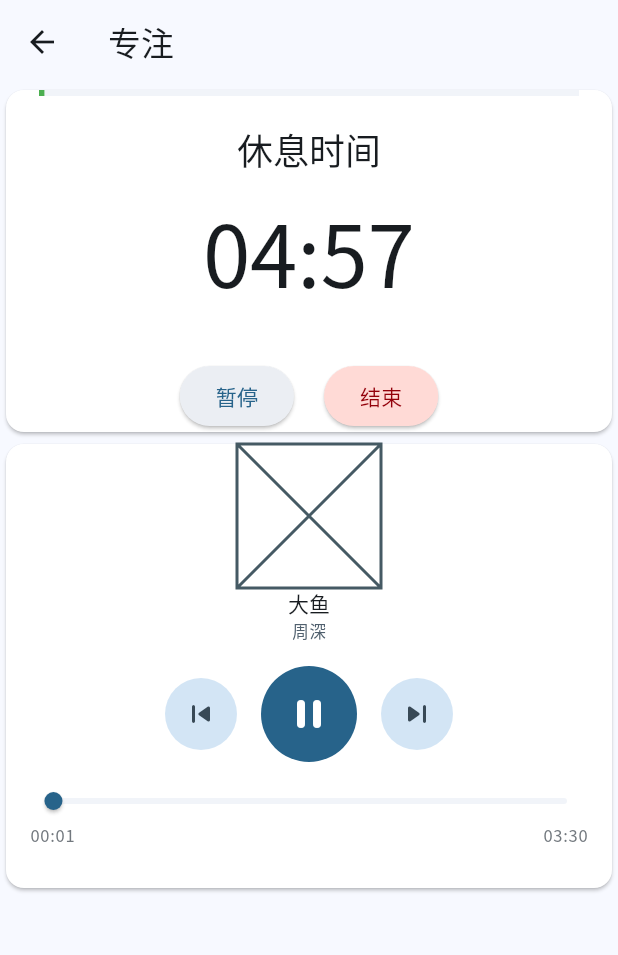
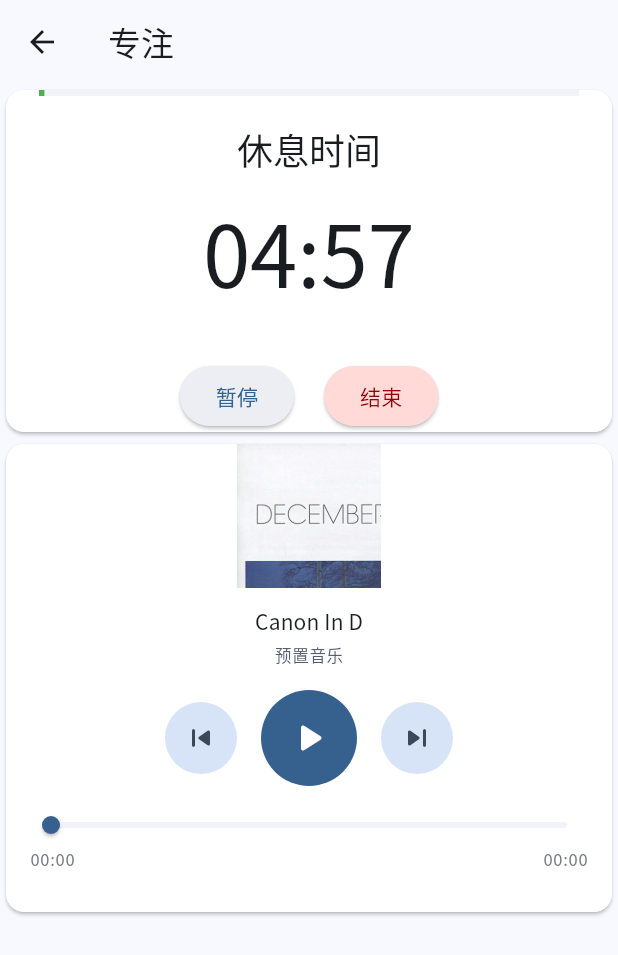
Before and after one commit to yjlc-pc/todo_and_clock, a Flutter app: the FocusPage screen opened directly with empty values, after a tap on the "skip previous" icon, after a tap on the "play arrow" icon, on a phone screen of 412 x 824 dp. Shown: the top 955 px of the screen. Run offline on Flutter 3.47's test engine with Material 3 defaults, Android fonts, the phone set to English and light mode, and no system bars; drawn by our look-alikes of dynamic_color; our stand-ins replace audioplayers, fl_chart, sqflite, sqflite_common_ffi; accounts and stored records are empty.

Commit message:
[fix]修复音频无声问题

```diff
--- /dev/null
+++ b/devtools_options.yaml
@@ -0,0 +1,3 @@
+description: This file stores settings for Dart & Flutter DevTools.
+documentation: https://docs.flutter.dev/tools/devtools/extensions#configure-extension-enablement-states
+extensions:
--- a/lib/models/song.dart
+++ b/lib/models/song.dart
@@ -1,3 +1,4 @@
+import 'dart:convert';
 import 'package:flutter/material.dart';
 
 class Song {
@@ -5,10 +6,52 @@ class Song {
     required this.title,
     required this.artist,
     required this.url,
-    required this.image,
+    required this.imagePath,
   });
-  String title;
-  String artist;
-  String url;
-  Image image;
+
+  final String title;
+  final String artist;
+  final String url;
+  final String imagePath;
+
+  Widget getImage({double width = 96, double height = 96}) {
+    if (imagePath.isEmpty) {
+      return Container(
+        width: width,
+        height: height,
+        color: Colors.grey[800],
+        child: const Icon(Icons.music_note, size: 48, color: Colors.white),
+      );
+    }
+    return Image.asset(
+      imagePath,
+      width: width,
+      height: height,
+      fit: BoxFit.cover,
+      errorBuilder: (context, error, stackTrace) {
+        return Container(
+          width: width,
+          height: height,
+          color: Colors.grey[800],
+          child: const Icon(Icons.music_note, size: 48, color: Colors.white),
+        );
+      },
+    );
+  }
+
+  factory Song.fromJson(Map<String, dynamic> json) {
+    return Song(
+      title: json['title'] as String? ?? '',
+      artist: json['artist'] as String? ?? '',
+      url: json['url'] as String? ?? '',
+      imagePath: json['image'] as String? ?? '',
+    );
+  }
+
+  static Future<List<Song>> loadSongsFromJson(String jsonString) async {
+    final List<dynamic> jsonList = json.decode(jsonString) as List<dynamic>;
+    return jsonList
+        .map((json) => Song.fromJson(json as Map<String, dynamic>))
+        .toList();
+  }
 }
--- a/lib/pages/foucs_page.dart
+++ b/lib/pages/foucs_page.dart
@@ -1,4 +1,5 @@
 import 'package:flutter/material.dart';
+import 'package:flutter/services.dart' show rootBundle;
 import 'package:provider/provider.dart';
 import 'package:todo_list_and_clock/models/song.dart';
 import 'package:todo_list_and_clock/widgets/pomodoro_timer.dart';
@@ -7,6 +8,7 @@ import '../providers/focus_provider.dart';
 import '../providers/music_provider.dart';
 import '../utils/screen_display.dart';
 
+/// 专注页面 - 包含番茄钟计时器和音乐播放器
 class FocusPage extends StatefulWidget {
   const FocusPage({
     super.key,
@@ -22,25 +24,28 @@ class FocusPage extends StatefulWidget {
 }
 
 class _FocusPageState extends State<FocusPage> {
+  bool _hasShownCompletionDialog = false;
+
   @override
   void initState() {
     super.initState();
-    // 初始化 FocusProvider
+    _initializeProviders();
+  }
+
+  /// 初始化 FocusProvider 和 MusicProvider
+  Future<void> _initializeProviders() async {
+    // 初始化专注计时器
     WidgetsBinding.instance.addPostFrameCallback((_) {
       final focusProvider = Provider.of<FocusProvider>(context, listen: false);
       focusProvider.initialize(widget.task, widget.durationInMinutes);
     });
-    WidgetsBinding.instance.addPostFrameCallback((_) {
+
+    // 初始化音乐播放器
+    WidgetsBinding.instance.addPostFrameCallback((_) async {
       final musicProvider = Provider.of<MusicProvider>(context, listen: false);
-      musicProvider.initialize([
-        Song(
-          title: "大鱼",
-          artist: "周深",
-          url: "https://",
-          image: Image.network("localhost:8080"),
-        ),
-        // TODO: 从 JSON 文件预置一些歌曲
-      ]);
+      final jsonString = await rootBundle.loadString('assets/music/songs.json');
+      final songs = await Song.loadSongsFromJson(jsonString);
+      musicProvider.initialize(songs);
     });
   }
 
@@ -48,14 +53,14 @@ class _FocusPageState extends State<FocusPage> {
   Widget build(BuildContext context) {
     return Consumer<FocusProvider>(
       builder: (context, focusProvider, child) {
-        // 监听完成状态并显示对话框
-        if (focusProvider.isCompleted) {
+        // 检查是否需要显示完成对话框（只显示一次）
+        if (focusProvider.isCompleted && !_hasShownCompletionDialog) {
+          _hasShownCompletionDialog = true;
           WidgetsBinding.instance.addPostFrameCallback((_) {
             _showCompletionDialog(context);
           });
         }
 
-        // 使用 ScreenDisplay 判断是否为移动端布局
         final isCompactLayout = ScreenDisplay.isMobileLayout(context);
 
         return Scaffold(
@@ -69,19 +74,19 @@ class _FocusPageState extends State<FocusPage> {
             foregroundColor: Theme.of(context).colorScheme.onSurface,
           ),
           body: isCompactLayout
-              ? columnLayout(focusProvider) // 安卓紧凑版布局
-              : rowLayout(focusProvider), // 桌面版布局
+              ? _buildColumnLayout(focusProvider)
+              : _buildRowLayout(focusProvider),
         );
       },
     );
   }
 
+  /// 显示完成对话框
   void _showCompletionDialog(BuildContext context) {
     showDialog(
       context: context,
-      barrierDismissible: false, // 防止意外关闭
-      builder: (context) {
-        return AlertDialog(
+      barrierDismissible: false,
+      builder: (context) => AlertDialog(
         title: const Text('番茄钟已完成！'),
         content: Column(
           mainAxisSize: MainAxisSize.min,
@@ -94,43 +99,38 @@ class _FocusPageState extends State<FocusPage> {
         actions: [
           TextButton(
             onPressed: () {
-                Navigator.of(context).pop(); // 关闭对话框并传递完成信号
-                Navigator.of(context).pop(true); // 返回到上一个页面并传递完成信号
+              Navigator.of(context).pop();
+              Navigator.of(context).pop(true);
             },
             child: const Text('确定'),
           ),
         ],
-        );
-      },
+      ),
     );
   }
 
-  // 桌面版布局 - 左右分栏
-  Widget rowLayout(FocusProvider focusProvider) {
+  /// 构建桌面版布局（左右分栏）
+  Widget _buildRowLayout(FocusProvider focusProvider) {
     return Row(
       children: [
-        // 左栏 - 歌曲信息区
-        Expanded(flex: 1, child: musicInfoCard(focusProvider)),
-        // 右栏 - 专注时段控制区
-        Expanded(flex: 1, child: focusControlSection(focusProvider)),
+        Expanded(flex: 1, child: _buildMusicInfoCard(focusProvider)),
+        Expanded(flex: 1, child: _buildFocusControlSection(focusProvider)),
       ],
     );
   }
 
-  // 安卓紧凑版布局 - 垂直堆叠
-  Widget columnLayout(FocusProvider focusProvider) {
+  /// 构建移动版布局（垂直堆叠）
+  Widget _buildColumnLayout(FocusProvider focusProvider) {
     return Column(
       children: [
-        // 上栏 - 专注时段控制区
-        focusControlSection(focusProvider),
-        // 下栏 - 歌曲信息区
-        musicInfoCard(focusProvider),
+        _buildFocusControlSection(focusProvider),
+        _buildMusicInfoCard(focusProvider),
       ],
     );
   }
 
-  // 构建歌曲信息卡片
-  Widget musicInfoCard(FocusProvider focusProvider) {
+  /// 构建歌曲信息卡片
+  Widget _buildMusicInfoCard(FocusProvider focusProvider) {
     return Consumer<MusicProvider>(
       builder: (context, musicProvider, child) {
         return Card(
@@ -139,7 +139,8 @@ class _FocusPageState extends State<FocusPage> {
             child: Column(
               mainAxisSize: MainAxisSize.min,
               children: [
-                SizedBox(width: 96, height: 96, child: Placeholder()),
+                musicProvider.currentSong.getImage(),
+                const SizedBox(height: 12),
                 Text(
                   musicProvider.currentSong.title,
                   style: ScreenDisplay.getTextTheme(
@@ -147,6 +148,7 @@ class _FocusPageState extends State<FocusPage> {
                     context,
                   ),
                 ),
+                const SizedBox(height: 4),
                 Text(
                   musicProvider.currentSong.artist,
                   style: ScreenDisplay.getTextTheme(
@@ -154,7 +156,7 @@ class _FocusPageState extends State<FocusPage> {
                     context,
                   ).copyWith(color: Theme.of(context).colorScheme.secondary),
                 ),
-                musicPlayController(),
+                _buildMusicPlayController(),
               ],
             ),
           ),
@@ -163,7 +165,8 @@ class _FocusPageState extends State<FocusPage> {
     );
   }
 
-  Widget musicPlayController() {
+  /// 构建音乐播放控制器
+  Widget _buildMusicPlayController() {
     return Consumer<MusicProvider>(
       builder: (context, musicProvider, child) {
         final colorScheme = Theme.of(context).colorScheme;
@@ -173,10 +176,23 @@ class _FocusPageState extends State<FocusPage> {
           child: Column(
             mainAxisSize: MainAxisSize.min,
             children: [
-              Row(
+              _buildPlaybackControls(colorScheme, musicProvider),
+              _buildProgressSlider(colorScheme, musicProvider),
+            ],
+          ),
+        );
+      },
+    );
+  }
+
+  /// 构建播放控制按钮
+  Widget _buildPlaybackControls(
+    ColorScheme colorScheme,
+    MusicProvider musicProvider,
+  ) {
+    return Row(
       mainAxisSize: MainAxisSize.min,
       children: [
-                  // 上一曲按钮
         IconButton.filledTonal(
           onPressed: musicProvider.previousSong,
           icon: const Icon(Icons.skip_previous_rounded),
@@ -187,8 +203,6 @@ class _FocusPageState extends State<FocusPage> {
           ),
         ),
         const SizedBox(width: 16),
-
-                  // 播放/暂停按钮（更大更突出）
         Container(
           decoration: BoxDecoration(
             shape: BoxShape.circle,
@@ -211,8 +225,6 @@ class _FocusPageState extends State<FocusPage> {
           ),
         ),
         const SizedBox(width: 16),
-
-                  // 下一曲按钮
         IconButton.filledTonal(
           onPressed: musicProvider.nextSong,
           icon: const Icon(Icons.skip_next_rounded),
@@ -223,44 +235,46 @@ class _FocusPageState extends State<FocusPage> {
           ),
         ),
       ],
-              ),
-              // 播放进度条
-              Padding(
-                padding: const EdgeInsets.symmetric(
-                  horizontal: 16.0,
-                  vertical: 12.0,
-                ),
+    );
+  }
+
+  /// 构建进度滑块
+  Widget _buildProgressSlider(
+    ColorScheme colorScheme,
+    MusicProvider musicProvider,
+  ) {
+    return Padding(
+      padding: const EdgeInsets.symmetric(horizontal: 16.0, vertical: 12.0),
       child: Column(
         children: [
           SliderTheme(
             data: SliderThemeData(
               trackHeight: 4.0,
-                        thumbShape: const RoundSliderThumbShape(
-                          enabledThumbRadius: 6.0,
-                        ),
-                        overlayShape: const RoundSliderOverlayShape(
-                          overlayRadius: 14.0,
-                        ),
+              thumbShape: const RoundSliderThumbShape(enabledThumbRadius: 6.0),
+              overlayShape: const RoundSliderOverlayShape(overlayRadius: 14.0),
               activeTrackColor: colorScheme.primary,
               inactiveTrackColor: colorScheme.surfaceContainerLow,
               thumbColor: colorScheme.primary,
-                        overlayColor: colorScheme.primary.withValues(
-                          alpha: 0.2,
-                        ),
+              overlayColor: colorScheme.primary.withValues(alpha: 0.2),
             ),
             child: Slider(
               value: musicProvider.position.inSeconds.toDouble(),
               min: 0.0,
               max: musicProvider.duration.inSeconds.toDouble(),
               onChanged: (value) {
-                          musicProvider.seekTo(
-                            Duration(seconds: value.toInt()),
-                          );
+                musicProvider.seekTo(Duration(seconds: value.toInt()));
               },
             ),
           ),
-                    // 时间显示
-                    Row(
+          _buildTimeLabels(colorScheme, musicProvider),
+        ],
+      ),
+    );
+  }
+
+  /// 构建时间标签
+  Widget _buildTimeLabels(ColorScheme colorScheme, MusicProvider musicProvider) {
+    return Row(
       mainAxisAlignment: MainAxisAlignment.spaceBetween,
       children: [
         Text(
@@ -274,25 +288,18 @@ class _FocusPageState extends State<FocusPage> {
               ?.copyWith(color: colorScheme.outline),
         ),
       ],
-                    ),
-                  ],
-                ),
-              ),
-            ],
-          ),
-        );
-      },
     );
   }
 
+  /// 格式化时长显示
   String _formatDuration(Duration duration) {
     final minutes = duration.inMinutes;
     final seconds = duration.inSeconds % 60;
     return '${minutes.toString().padLeft(2, '0')}:${seconds.toString().padLeft(2, '0')}';
   }
 
-  // 构建专注时段控制区域
-  Widget focusControlSection(FocusProvider focusProvider) {
+  /// 构建专注控制区域
+  Widget _buildFocusControlSection(FocusProvider focusProvider) {
     return Card(
       color: Theme.of(context).colorScheme.surfaceContainerLowest,
       child: PomodoroTimer(durationInMinutes: widget.durationInMinutes),
--- a/lib/pages/statistics_page.dart
+++ b/lib/pages/statistics_page.dart
@@ -207,7 +207,7 @@ class _StatisticsPageState extends State<StatisticsPage> {
             child: Wrap(
               spacing: 16.0, // 主轴(水平)方向间距
               runSpacing: 12.0, // 纵轴（垂直）方向间距
-              alignment: WrapAlignment.start,
+              alignment: WrapAlignment.center,
               children: <Widget>[
                 TodayFocusTimeCard(focusTime: todayFocusTime),
 
--- a/lib/providers/music_provider.dart
+++ b/lib/providers/music_provider.dart
@@ -1,73 +1,184 @@
 import 'dart:async';
+import 'package:audioplayers/audioplayers.dart';
 import 'package:flutter/material.dart';
+import 'package:flutter/services.dart' show rootBundle;
 import '../models/song.dart';
 
+/// 音乐播放器 Provider
+/// 负责管理音频播放、歌曲列表和播放状态
 class MusicProvider extends ChangeNotifier {
+  late AudioPlayer _audioPlayer;
   List<Song> _songs = [];
   int _currentSongIndex = 0;
-  Song _currentSong = Song(
-    title: '',
-    artist: '',
-    url: '',
-    image: Image.asset(''),
-  );
+  Song? _currentSong;
   bool _isPlaying = false;
   Duration _position = Duration.zero;
-  Duration _duration = const Duration(minutes: 3, seconds: 30);
-  Timer? _progressTimer;
+  Duration _duration = Duration.zero;
+  StreamSubscription<Duration>? _positionSubscription;
+  StreamSubscription<Duration>? _durationSubscription;
+  StreamSubscription<PlayerState>? _playerStateSubscription;
+  StreamSubscription<void>? _playerCompleteSubscription;
+  bool _isInitialized = false;
 
+  final Song _emptySong = Song(title: '', artist: '', url: '', imagePath: '');
+
+  /// 歌曲列表
   List<Song> get songs => _songs;
-  Song get currentSong => _currentSong;
+
+  /// 当前歌曲
+  Song get currentSong => _currentSong ?? _emptySong;
+
+  /// 是否正在播放
   bool get isPlaying => _isPlaying;
+
+  /// 当前播放位置
   Duration get position => _position;
+
+  /// 歌曲总时长
   Duration get duration => _duration;
+
+  /// 播放进度百分比 (0.0 - 1.0)
   double get progress => _duration.inMilliseconds > 0
       ? _position.inMilliseconds / _duration.inMilliseconds
       : 0.0;
 
-  void initialize(List<Song> songs) {
+  /// 初始化音乐播放器
+  /// [songs] - 歌曲列表
+  void initialize(List<Song> songs) async {
     _songs = songs;
     _currentSongIndex = 0;
     _updateCurrentSong();
     _isPlaying = false;
     _position = Duration.zero;
-    _progressTimer?.cancel();
+    _duration = Duration.zero;
+    _isInitialized = true;
+
+    _initAudioPlayer();
+    _setupAudioPlayerListeners();
+
+    if (_currentSong != null && _currentSong!.url.isNotEmpty) {
+      await _loadAndPlaySong(_currentSong!.url);
+    }
+
     notifyListeners();
   }
 
-  void togglePlaying() {
-    _isPlaying = !_isPlaying;
-    if (_isPlaying) {
-      _startProgressTimer();
-    } else {
-      _progressTimer?.cancel();
+  void _initAudioPlayer() {
+    _audioPlayer = AudioPlayer();
+    _audioPlayer.setReleaseMode(ReleaseMode.stop);
+  }
+
+  void _setupAudioPlayerListeners() {
+    _positionSubscription = _audioPlayer.onPositionChanged.listen((position) {
+      _position = position;
+      notifyListeners();
+    });
+
+    _durationSubscription = _audioPlayer.onDurationChanged.listen((duration) {
+      _duration = duration;
+      notifyListeners();
+    });
+
+    _playerStateSubscription = _audioPlayer.onPlayerStateChanged.listen((
+      state,
+    ) {
+      _isPlaying = state == PlayerState.playing;
+      notifyListeners();
+    });
+
+    _playerCompleteSubscription = _audioPlayer.onPlayerComplete.listen((event) {
+      nextSong();
+    });
+  }
+
+  /// 加载并播放歌曲
+  /// [url] - 歌曲路径，格式：assets/music/xxx.mp3
+  Future<void> _loadAndPlaySong(String url) async {
+    if (!_isInitialized) return;
+
+    try {
+      String assetPath = url;
+
+      // audioplayers 的 setSourceAsset 方法需要相对于 assets 目录的路径
+      if (assetPath.startsWith('assets/')) {
+        assetPath = assetPath.substring('assets/'.length);
+      }
+
+      await _audioPlayer.stop();
+      await _audioPlayer.setSourceAsset(assetPath);
+      await _audioPlayer.resume();
+    } catch (e) {
+      // 备用方案：尝试使用 setSourceUrl
+      await _tryLoadWithUrlAndPlay(url);
     }
+  }
+
+  /// 备用加载方法：使用 setSourceUrl 并播放
+  Future<void> _tryLoadWithUrlAndPlay(String url) async {
+    try {
+      await _audioPlayer.stop();
+      await _audioPlayer.setSourceUrl(url);
+      await _audioPlayer.resume();
+    } catch (e) {
+      debugPrint('音频加载失败：$e');
+    }
+  }
+
+  /// 切换播放/暂停状态
+  Future<void> togglePlaying() async {
+    if (!_isInitialized) return;
+
+    if (_currentSong == null || _currentSong!.url.isEmpty) return;
+
+    try {
+      if (_isPlaying) {
+        await _audioPlayer.pause();
+      } else {
+        await _loadAndPlaySong(_currentSong!.url);
+      }
+    } catch (e) {
+      debugPrint('播放控制错误：$e');
+    }
+  }
+
+  /// 播放下一首
+  Future<void> nextSong() async {
+    if (_songs.isEmpty) return;
+
+    _currentSongIndex = (_currentSongIndex + 1) % _songs.length;
+    _updateCurrentSong();
+    _resetPosition();
+
+    if (_currentSong != null && _currentSong!.url.isNotEmpty) {
+      await _loadAndPlaySong(_currentSong!.url);
+    }
+
     notifyListeners();
   }
 
-  void nextSong() {
-    _currentSongIndex += 1;
-    if (_currentSongIndex >= _songs.length) {
-      _currentSongIndex = 0;
+  /// 播放上一首
+  Future<void> previousSong() async {
+    if (_songs.isEmpty) return;
+
+    _currentSongIndex =
+        _currentSongIndex <= 0 ? _songs.length - 1 : _currentSongIndex - 1;
+    _updateCurrentSong();
+    _resetPosition();
+
+    if (_currentSong != null && _currentSong!.url.isNotEmpty) {
+      await _loadAndPlaySong(_currentSong!.url);
     }
-    _updateCurrentSong();
-    _position = Duration.zero;
+
     notifyListeners();
   }
 
-  void previousSong() {
-    _currentSongIndex -= 1;
-    if (_currentSongIndex < 0) {
-      _currentSongIndex = _songs.length - 1;
+  /// 跳转到指定位置
+  Future<void> seekTo(Duration position) async {
+    try {
+      await _audioPlayer.seek(position);
+    } catch (e) {
+      debugPrint('跳转进度错误：$e');
     }
-    _updateCurrentSong();
-    _position = Duration.zero;
-    notifyListeners();
-  }
-
-  void seekTo(Duration position) {
-    _position = position;
-    notifyListeners();
   }
 
   void _updateCurrentSong() {
@@ -76,21 +187,18 @@ class MusicProvider extends ChangeNotifier {
     }
   }
 
-  void _startProgressTimer() {
-    _progressTimer?.cancel();
-    _progressTimer = Timer.periodic(const Duration(seconds: 1), (timer) {
-      if (_position < _duration) {
-        _position += const Duration(seconds: 1);
-        notifyListeners();
-      } else {
-        nextSong();
-      }
-    });
+  void _resetPosition() {
+    _position = Duration.zero;
+    _duration = Duration.zero;
   }
 
   @override
   void dispose() {
-    _progressTimer?.cancel();
+    _positionSubscription?.cancel();
+    _durationSubscription?.cancel();
+    _playerStateSubscription?.cancel();
+    _playerCompleteSubscription?.cancel();
+    _audioPlayer.dispose();
     super.dispose();
   }
 }
```
Also changed, not shown: assets/music/songs.json (added, +20 -0 lines), lib/main.dart (+23 -12 lines), lib/pages/todo_page.dart (+18 -6 lines), pubspec.yaml (+10 -3 lines), .continue/mcpServers/new-mcp-server.yaml (added), .qwen/settings.json (added), assets/images/Canon_In_D.png (added), assets/images/瞬间的永恒.png (added), assets/images/萤火之森.png (added), pubspec.lock, 11 other files. Lines whose indentation alone changed are shown as unchanged.
